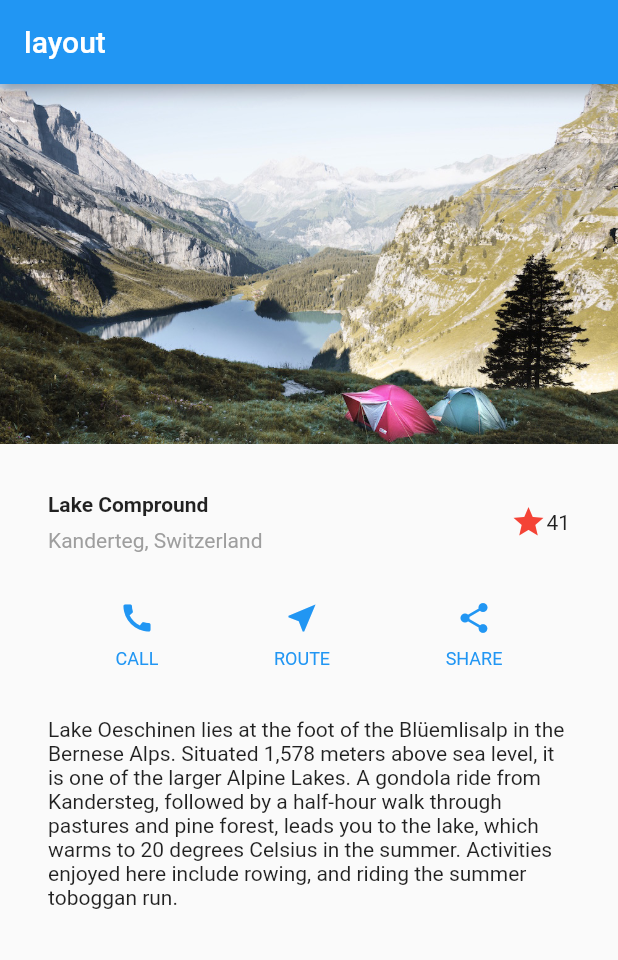
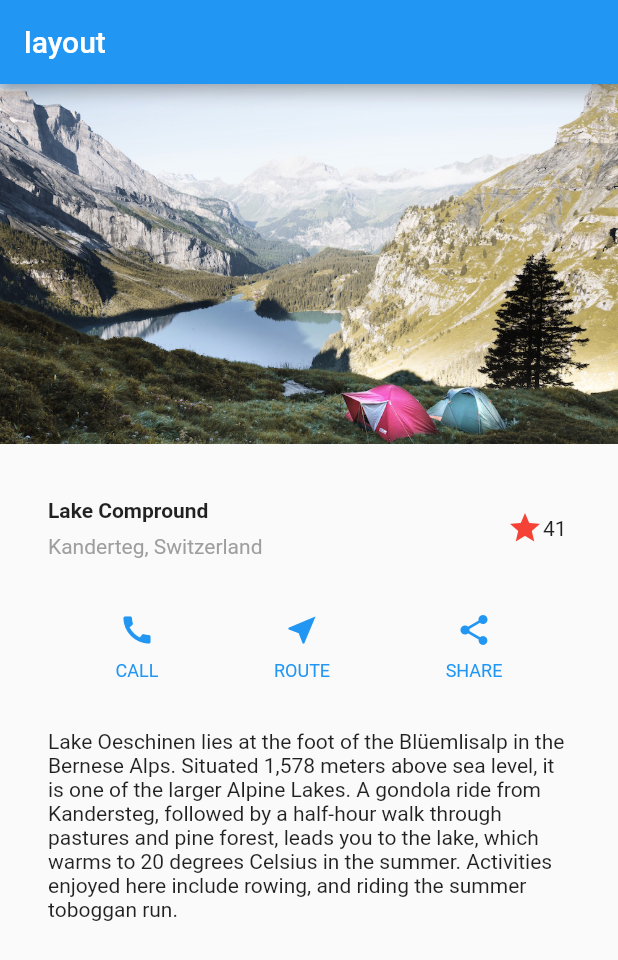
Before and after one commit to ayoubkamli/flutter_day_02, a Flutter app: the screen it shows after launch, on a phone screen of 412 x 824 dp. Shown: the top 960 px of the screen. Run offline on Flutter 3.47's test engine with Material 2 defaults, Android fonts, the phone set to English and light mode, and no system bars.

Commit message:
add favorited and unfavorated state

```diff
--- a/lib/main.dart
+++ b/lib/main.dart
@@ -99,11 +99,55 @@ Widget titleSection = Container(
               )),
         ],
       )),
-      Icon(
-        Icons.star,
-        color: Colors.red[500],
-      ),
-      Text('41')
+      FavoriteWidget(),
     ],
   ),
 );
+
+class FavoriteWidget extends StatefulWidget {
+  @override
+  _FavoriteWidgetState createState() => _FavoriteWidgetState();
+}
+
+class _FavoriteWidgetState extends State<FavoriteWidget> {
+  bool _isFavorited = true;
+  int _favoriteCount = 41;
+
+  @override
+  Widget build(BuildContext context) {
+    return Row(
+      mainAxisSize: MainAxisSize.min,
+      children: [
+        Container(
+          padding: EdgeInsets.all(0),
+          child: IconButton(
+            padding: EdgeInsets.all(0),
+            alignment: Alignment.centerRight,
+            icon: (_isFavorited
+                ? Icon(Icons.star)
+                : Icon(Icons.star_border_outlined)),
+            color: Colors.red[500],
+            onPressed: _toggleFavorite,
+          ),
+        ),
+        SizedBox(
+            width: 18,
+            child: Container(
+              child: Text('$_favoriteCount'),
+            ))
+      ],
+    );
+  }
+
+  void _toggleFavorite() {
+    setState(() {
+      if (_isFavorited) {
+        _favoriteCount -= 1;
+        _isFavorited = false;
+      } else {
+        _favoriteCount += 1;
+        _isFavorited = true;
+      }
+    });
+  }
+}
```
